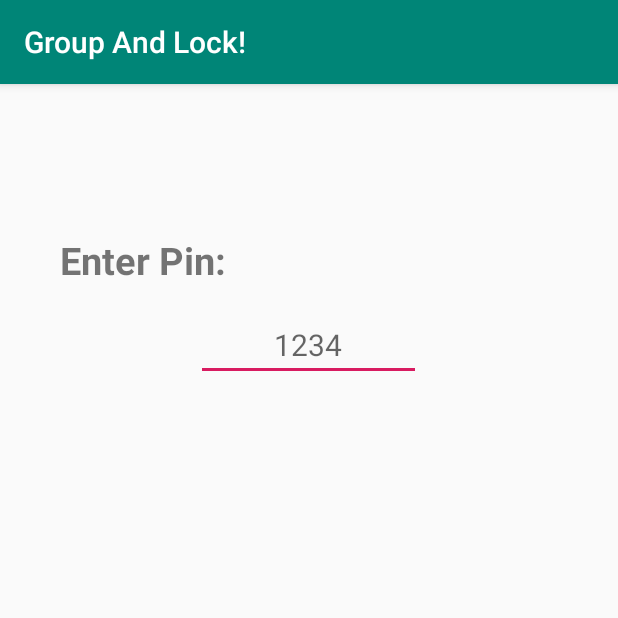
After one commit to HritikBhat/Group_And_Lock, an Android app: the LockScreen screen opened directly, with no data from a screen before it, on a phone screen of 412 x 824 dp, the top half of it. The commit adds this screen. Run offline under Robolectric (Android 15) with nearby library versions, the phone set to English and light mode, and no system bars.

Commit message:
Changed BackgroundService Algo and fixed some issues. PS Removed LockScreen Button for smooth user experience.

```diff
--- a/app/build.gradle
+++ b/app/build.gradle
@@ -5,7 +5,7 @@ android {
     buildToolsVersion "29.0.0"
     defaultConfig {
         applicationId "com.hritik.groupandlock"
-        minSdkVersion 15
+        minSdkVersion 19
         targetSdkVersion 29
         versionCode 1
         versionName "1.0"
--- a/app/src/main/java/com/hritik/groupandlock/AppSection.java
+++ b/app/src/main/java/com/hritik/groupandlock/AppSection.java
@@ -142,7 +142,6 @@ public class AppSection extends AppCompatActivity {
     protected void onCreate(Bundle savedInstanceState) {
         super.onCreate(savedInstanceState);
         setContentView(R.layout.activity_app_section);
-
         Intent intent=getIntent();
         sect = intent.getStringExtra("section");
         add=findViewById(R.id.sadd_btn);
--- /dev/null
+++ b/app/src/main/java/com/hritik/groupandlock/LockScreen.java
@@ -0,0 +1,90 @@
+package com.hritik.groupandlock;
+
+import androidx.appcompat.app.AppCompatActivity;
+
+import android.content.Intent;
+import android.database.Cursor;
+import android.os.Bundle;
+import android.text.Editable;
+import android.text.TextWatcher;
+import android.view.View;
+import android.widget.Button;
+import android.widget.EditText;
+import android.widget.Toast;
+
+public class LockScreen extends AppCompatActivity {
+    EditText pin;
+    String pkgnm,ps="";
+    Intent i;
+
+    private boolean isPassValid(){
+        String pn=pin.getText().toString();
+        if (ps.length()==4){}
+        else {
+            MyHelper dpHelper = new MyHelper(this);
+            Cursor cursor = dpHelper.getAllData("pass");
+            cursor.moveToFirst();
+            ps = cursor.getString(cursor.getColumnIndex("ps"));
+        }
+        if(ps.equals(pn)){return true;}
+        return false;
+    }
+
+    private void isOtherAppExist(){
+        pkgnm=i.getStringExtra("pack");
+        if (pkgnm!=null){
+            Intent launchIntent = getPackageManager().getLaunchIntentForPackage(pkgnm);
+            if(launchIntent!=null){
+                startActivity(launchIntent);
+                finish();
+            }
+        }
+        else{
+            Intent i2 = new Intent(this, MainActivity.class);
+            startActivity(i2);
+            finish();
+        }
+    }
+
+    @Override
+    protected void onCreate(Bundle savedInstanceState) {
+        super.onCreate(savedInstanceState);
+        setContentView(R.layout.activity_lock_screen);
+
+        pin=findViewById(R.id.chkpin);
+        i = getIntent();
+        pin.addTextChangedListener(new TextWatcher() {
+
+            public void afterTextChanged(Editable s) {
+                if (isPassValid())
+                {
+                    isOtherAppExist();
+                }
+                else {
+                    if (pin.getText().toString().length()==4)
+                    {Toast.makeText(getApplicationContext(),"Invalid Pin.Try Again",Toast.LENGTH_LONG).show();
+                }
+                }
+            }
+            public void beforeTextChanged(CharSequence s, int start, int count, int after) {}
+
+            public void onTextChanged(CharSequence s, int start, int before, int count) {}
+        });
+    }
+}
+/*
+if((!printForegroundTask().equals("com.hritik.groupandlock"))  &&  flag2 == 0 ) {
+                    if ((!printForegroundTask().equals(current_app))) {
+                        flag = 0;
+                    }
+                }
+
+                // if security provider is running                // then dont lanuch lock screen
+                // only one time lock screen will appear
+                if (printForegroundTask().equals("com.hritik.groupandlock")) {
+                    flag = 2;
+                }
+
+
+
+ */
--- a/app/src/main/java/com/hritik/groupandlock/SplashScreen.java
+++ b/app/src/main/java/com/hritik/groupandlock/SplashScreen.java
@@ -34,7 +34,7 @@ public class SplashScreen extends AppCompatActivity {
                 //default_val is used if there is no key then it will return default_val.
                 Boolean imgSett = sharedpreferences.getBoolean(flag_var,default_val);
                 if (imgSett==true){
-                    Intent i = new Intent(SplashScreen.this, MainActivity.class);
+                    Intent i = new Intent(SplashScreen.this, LockScreen.class);
                     startActivity(i);
                     finish();
                 }
--- /dev/null
+++ b/app/src/main/res/layout/activity_lock_screen.xml
@@ -0,0 +1,30 @@
+<?xml version="1.0" encoding="utf-8"?>
+<LinearLayout xmlns:android="http://schemas.android.com/apk/res/android"
+    xmlns:app="http://schemas.android.com/apk/res-auto"
+    xmlns:tools="http://schemas.android.com/tools"
+    android:orientation="vertical"
+    android:layout_marginLeft="10dp"
+    android:layout_marginRight="10dp"
+    android:layout_width="match_parent"
+    android:layout_height="match_parent"
+    tools:context=".LockScreen">
+
+    <TextView
+        android:layout_marginTop="100dp"
+        android:layout_marginLeft="30dp"
+        android:layout_width="wrap_content"
+        android:layout_height="wrap_content"
+        android:text="Enter Pin:"
+        android:textSize="25dp"
+        android:textStyle="bold"/>
+    <EditText
+        android:id="@+id/chkpin"
+        android:layout_marginTop="15dp"
+        android:layout_width="150dp"
+        android:layout_height="wrap_content"
+        android:hint="1234"
+        android:gravity="center"
+        android:layout_gravity="center"
+        android:textSize="20sp"/>
+
+</LinearLayout>
```
Also changed, not shown: app/src/main/AndroidManifest.xml (+19 -1 lines), app/src/main/java/com/hritik/groupandlock/BackgroundServices.java (added, +173 -0 lines), app/src/main/java/com/hritik/groupandlock/GetPassScreen.java (+58 -4 lines), app/src/main/java/com/hritik/groupandlock/MainActivity.java (+14 -0 lines), app/src/main/java/com/hritik/groupandlock/RestartService.java (added, +32 -0 lines).
